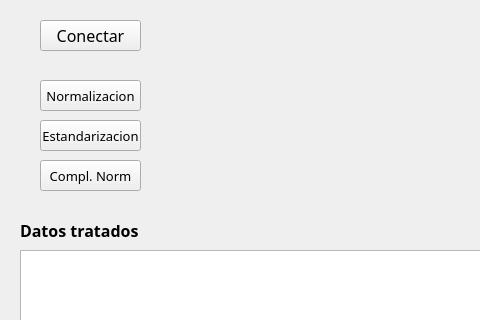
Old version of the form UI_Proyecto3.ui in the repository ByronGG/Proyecto-U3---Python; both pictures show x 0 to 480 and y 0 to 320 of the 752 by 555 pixel window.
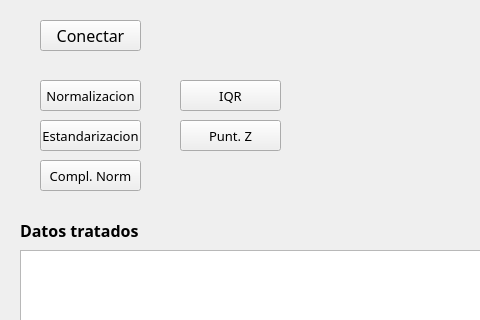
New version of the form.

The edit to the form file:
```diff
--- a/UI_Proyecto3.ui
+++ b/UI_Proyecto3.ui
@@ -142,6 +142,44 @@
     </rect>
    </property>
   </widget>
+  <widget class="QPushButton" name="btnIQR">
+   <property name="geometry">
+    <rect>
+     <x>180</x>
+     <y>80</y>
+     <width>101</width>
+     <height>31</height>
+    </rect>
+   </property>
+   <property name="font">
+    <font>
+     <family>Segoe UI Light</family>
+     <pointsize>10</pointsize>
+    </font>
+   </property>
+   <property name="text">
+    <string>IQR</string>
+   </property>
+  </widget>
+  <widget class="QPushButton" name="btnZ">
+   <property name="geometry">
+    <rect>
+     <x>180</x>
+     <y>120</y>
+     <width>101</width>
+     <height>31</height>
+    </rect>
+   </property>
+   <property name="font">
+    <font>
+     <family>Segoe UI Light</family>
+     <pointsize>10</pointsize>
+    </font>
+   </property>
+   <property name="text">
+    <string>Punt. Z</string>
+   </property>
+  </widget>
  </widget>
  <resources/>
  <connections/>
```
